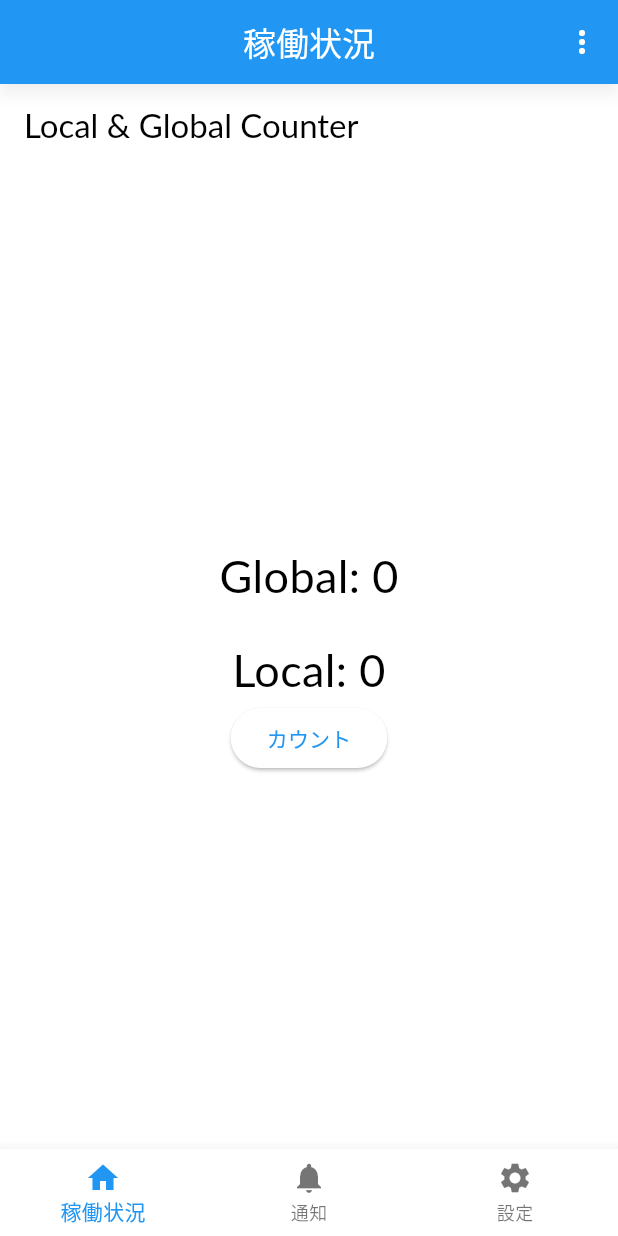
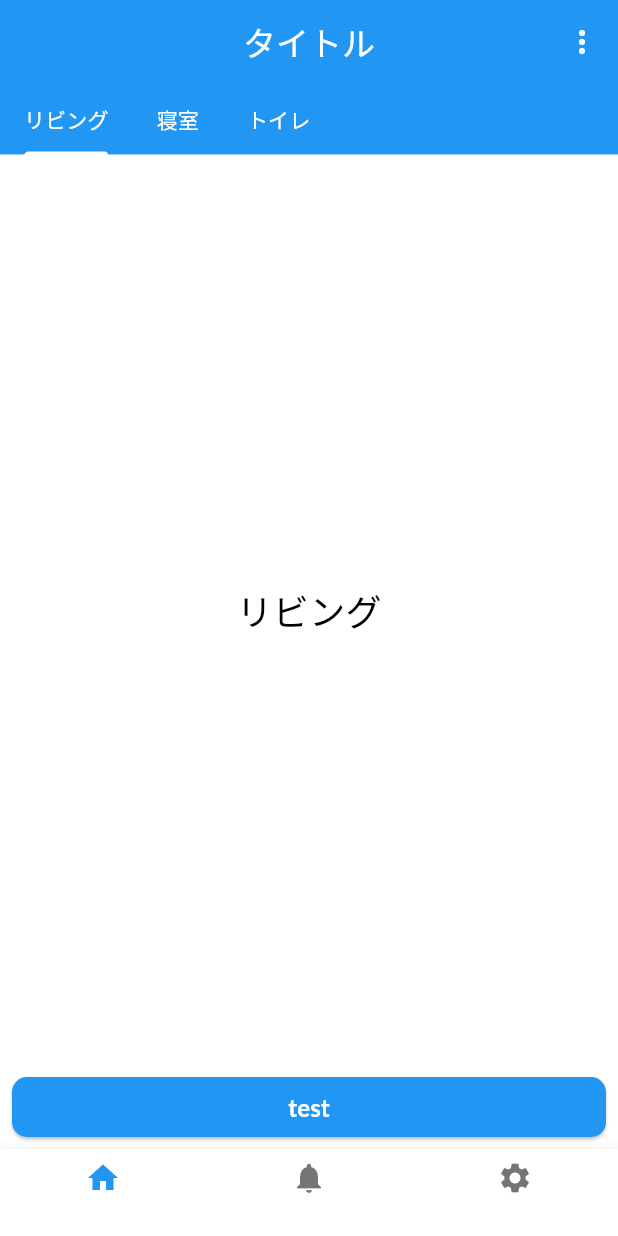
Before and after one commit to pis-house/pis-house-frontend, a Flutter app: the OperationalStatusPage screen opened by its route, on a phone screen of 412 x 824 dp. Run offline on Flutter 3.47's test engine with Material 3 defaults, Android fonts, the phone set to English and light mode, and no system bars; our stand-ins replace cloud_firestore, firebase_auth, firebase_core, flutter_hooks, flutter_secure_storage, go_router and 1 more; missing offline and left inert: ulid; accounts and stored records are empty; generated files the repository leaves out were written again; Roboto replaces fonts that are missing (Lato).

Commit message:
タブを動的に複製できるとこまで完成

```diff
--- /dev/null
+++ b/lib/components/common/pis_base_header.dart
@@ -0,0 +1,51 @@
+import 'package:flutter/material.dart';
+import 'package:hooks_riverpod/hooks_riverpod.dart';
+import 'package:go_router/go_router.dart';
+import 'package:pis_house_frontend/infrastructures/auth_service.dart';
+
+class PisBaseHeader extends HookConsumerWidget implements PreferredSizeWidget {
+  final String title;
+  final List<Widget>? extraActions;
+  final Color? backgroundColor;
+  final Color? foregroundColor;
+
+  const PisBaseHeader({
+    super.key,
+    required this.title,
+    this.extraActions,
+    this.backgroundColor,
+    this.foregroundColor,
+  });
+
+  @override
+  Widget build(BuildContext context, WidgetRef ref) {
+    final authService = ref.watch(authServiceProvider);
+
+    return AppBar(
+      title: Text(title),
+      centerTitle: true,
+      backgroundColor: backgroundColor ?? Theme.of(context).primaryColor,
+      foregroundColor: foregroundColor ?? Colors.white,
+      actions: [
+        PopupMenuButton<String>(
+          onSelected: (String value) {
+            switch (value) {
+              case 'ログアウト':
+                authService.signOut();
+                context.go('/signin');
+                break;
+            }
+          },
+          itemBuilder: (BuildContext context) => const [
+            PopupMenuItem<String>(value: 'ログアウト', child: Text('ログアウト')),
+          ],
+        ),
+        // 画面ごとの差分アクション
+        if (extraActions != null) ...extraActions!,
+      ],
+    );
+  }
+
+  @override
+  Size get preferredSize => const Size.fromHeight(kToolbarHeight);
+}
--- a/lib/components/common/pis_button.dart
+++ b/lib/components/common/pis_button.dart
@@ -33,7 +33,9 @@ class PisButton extends HookConsumerWidget {
         }
         isLoading.value = true;
         await Future.sync(() => onPressed!());
-        isLoading.value = false;
+        if (context.mounted) {
+          isLoading.value = false;
+        }
       },
       child: Row(
         mainAxisSize: MainAxisSize.min,
--- a/lib/pages/operational_status_page.dart
+++ b/lib/pages/operational_status_page.dart
@@ -1,38 +1,63 @@
 import 'package:flutter/material.dart';
-import 'package:flutter_hooks/flutter_hooks.dart';
 import 'package:hooks_riverpod/hooks_riverpod.dart';
+import 'package:pis_house_frontend/components/common/pis_base_header.dart';
+import 'package:pis_house_frontend/components/common/pis_button.dart';
 
-final counterProvider = StateProvider<int>((ref) => 0);
+final tabsProvider = StateProvider<List<String>>(
+  (ref) => ["リビング", "寝室", "トイレ"],
+);
 
 class OperationalStatusPage extends HookConsumerWidget {
   const OperationalStatusPage({super.key});
 
   @override
   Widget build(BuildContext context, WidgetRef ref) {
-    final localCounter = useState(0);
-    final globalCounter = ref.watch(counterProvider);
+    final theme = Theme.of(context);
+    final tabs = ref.watch(tabsProvider);
 
-    return Scaffold(
-      appBar: AppBar(title: const Text('Local & Global Counter')),
-      body: Center(
-        child: Column(
-          mainAxisAlignment: MainAxisAlignment.center,
+    return DefaultTabController(
+      length: tabs.length,
+      child: Scaffold(
+        appBar: PisBaseHeader(title: "タイトル"),
+        body: Column(
           children: [
-            Text(
-              "Global: $globalCounter",
-              style: const TextStyle(fontSize: 30),
+            PreferredSize(
+              preferredSize: const Size.fromHeight(48.0),
+              child: Container(
+                color: theme.colorScheme.primary,
+                child: TabBar(
+                  isScrollable: true,
+                  tabAlignment: TabAlignment.start,
+                  labelColor: Colors.white,
+                  unselectedLabelColor: Colors.white,
+                  indicatorColor: Colors.white,
+                  dividerColor: Colors.white,
+                  tabs: tabs.map((name) => Tab(text: name)).toList(),
+                ),
+              ),
             ),
-            const SizedBox(height: 20),
-            Text(
-              "Local: ${localCounter.value}",
-              style: const TextStyle(fontSize: 30),
+            Expanded(
+              child: TabBarView(
+                children: tabs
+                    .map(
+                      (name) => Center(
+                        child: Text(name, style: const TextStyle(fontSize: 24)),
+                      ),
+                    )
+                    .toList(),
+              ),
             ),
-            ElevatedButton(
-              onPressed: () {
-                localCounter.value++;
-                ref.read(counterProvider.notifier).update((state) => state + 1);
-              },
-              child: const Text('カウント'),
+            Padding(
+              padding: const EdgeInsets.all(8.0),
+              child: PisButton(
+                label: 'test',
+                onPressed: () async {
+                  ref
+                      .read(tabsProvider.notifier)
+                      .update((state) => [...state, "タブ${state.length + 1}"]);
+                  await Future.delayed(const Duration(seconds: 5));
+                },
+              ),
             ),
           ],
         ),
--- a/lib/pages/tab_page.dart
+++ b/lib/pages/tab_page.dart
@@ -1,16 +1,15 @@
 import 'package:flutter/material.dart';
 import 'package:go_router/go_router.dart';
 import 'package:hooks_riverpod/hooks_riverpod.dart';
-import 'package:pis_house_frontend/infrastructures/auth_service.dart';
 
 class TabPage extends HookConsumerWidget {
   const TabPage({super.key, required this.child});
   final Widget child;
 
   static final List<_TabInfo> _tabs = <_TabInfo>[
-    const _TabInfo(label: '稼働状況', icon: Icons.home, path: '/'),
-    const _TabInfo(label: '通知', icon: Icons.notifications, path: '/notice'),
-    const _TabInfo(label: '設定', icon: Icons.settings, path: '/setting'),
+    const _TabInfo(icon: Icons.home, path: '/'),
+    const _TabInfo(icon: Icons.notifications, path: '/notice'),
+    const _TabInfo(icon: Icons.settings, path: '/setting'),
   ];
 
   int _locationToTabIndex(String location) {
@@ -30,33 +29,8 @@ class TabPage extends HookConsumerWidget {
   Widget build(BuildContext context, WidgetRef ref) {
     final location = GoRouterState.of(context).uri.toString();
     final currentIndex = _locationToTabIndex(location);
-    final theme = Theme.of(context);
-    final authService = ref.watch(authServiceProvider);
 
     return Scaffold(
-      appBar: AppBar(
-        title: Text(_tabs[currentIndex].label),
-        foregroundColor: Colors.white,
-        centerTitle: true,
-        backgroundColor: theme.primaryColor,
-        elevation: 4.0,
-        shadowColor: Colors.black26,
-        actions: [
-          PopupMenuButton<String>(
-            onSelected: (String value) {
-              switch (value) {
-                case 'ログアウト':
-                  authService.signOut();
-                  context.go('/signin');
-                  break;
-              }
-            },
-            itemBuilder: (BuildContext context) => <PopupMenuEntry<String>>[
-              const PopupMenuItem<String>(value: 'ログアウト', child: Text('ログアウト')),
-            ],
-          ),
-        ],
-      ),
       body: child,
       bottomNavigationBar: BottomNavigationBar(
         type: BottomNavigationBarType.fixed,
@@ -64,10 +38,8 @@ class TabPage extends HookConsumerWidget {
         currentIndex: currentIndex,
         items: _tabs
             .map(
-              (_TabInfo tab) => BottomNavigationBarItem(
-                icon: Icon(tab.icon),
-                label: tab.label,
-              ),
+              (_TabInfo tab) =>
+                  BottomNavigationBarItem(icon: Icon(tab.icon), label: ''),
             )
             .toList(),
         onTap: (int index) {
@@ -79,8 +51,7 @@ class TabPage extends HookConsumerWidget {
 }
 
 class _TabInfo {
-  const _TabInfo({required this.label, required this.icon, required this.path});
-  final String label;
+  const _TabInfo({required this.icon, required this.path});
   final IconData icon;
   final String path;
 }
--- a/lib/repositories/firebases/notification_repository.dart
+++ b/lib/repositories/firebases/notification_repository.dart
@@ -7,7 +7,11 @@ class NotificationRepository implements NotificationRepositoryInterface {
   final FirebaseFirestore _db = FirebaseFirestore.instance;
 
   DocumentReference _tenantRef(String tenantId) {
-    return _db.collection('notifications').doc(tenantId);
+    return _db
+        .collection("tenants")
+        .doc(tenantId)
+        .collection("notification")
+        .doc("node");
   }
 
   @override
--- a/lib/repositories/firebases/user_repository.dart
+++ b/lib/repositories/firebases/user_repository.dart
@@ -7,7 +7,7 @@ class UserRepository implements UserRepositoryInterface {
   final FirebaseFirestore _db = FirebaseFirestore.instance;
 
   CollectionReference _rootRef(String tenantId) {
-    return _db.collection('users').doc(tenantId).collection('nodes');
+    return _db.collection("tenants").doc(tenantId).collection("users");
   }
 
   @override
```
Also changed, not shown: lib/pages/create_indoor_area_page.dart (added, +19 -0 lines), lib/repositories/firebases/device_repository.dart (+33 -24 lines), lib/repositories/firebases/indoor_area_repository.dart (added, +74 -0 lines), lib/repositories/interfaces/device_repository_interface.dart (+13 -5 lines), lib/repositories/interfaces/indoor_area_repository_interface.dart (added, +14 -0 lines), lib/repositories/mocks/id.dart (deleted, +0 -9 lines), lib/repositories/mocks/mock_device_repository.dart (deleted, +0 -70 lines), lib/repositories/mocks/mock_notification_repository.dart (deleted, +0 -51 lines), lib/repositories/mocks/mock_tenant_repository.dart (deleted, +0 -46 lines), lib/repositories/mocks/mock_user_repository.dart (deleted, +0 -58 lines), lib/route.dart (+33 -0 lines), lib/schemas/indoor_area_model.dart (added, +45 -0 lines), schema.json (added, +11 -0 lines).
